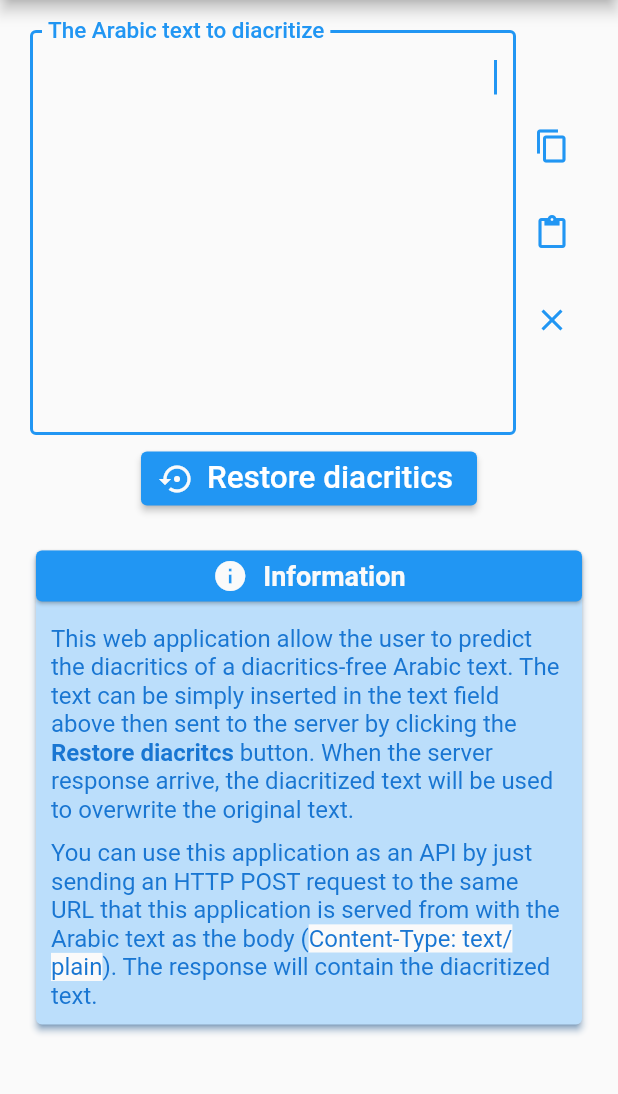
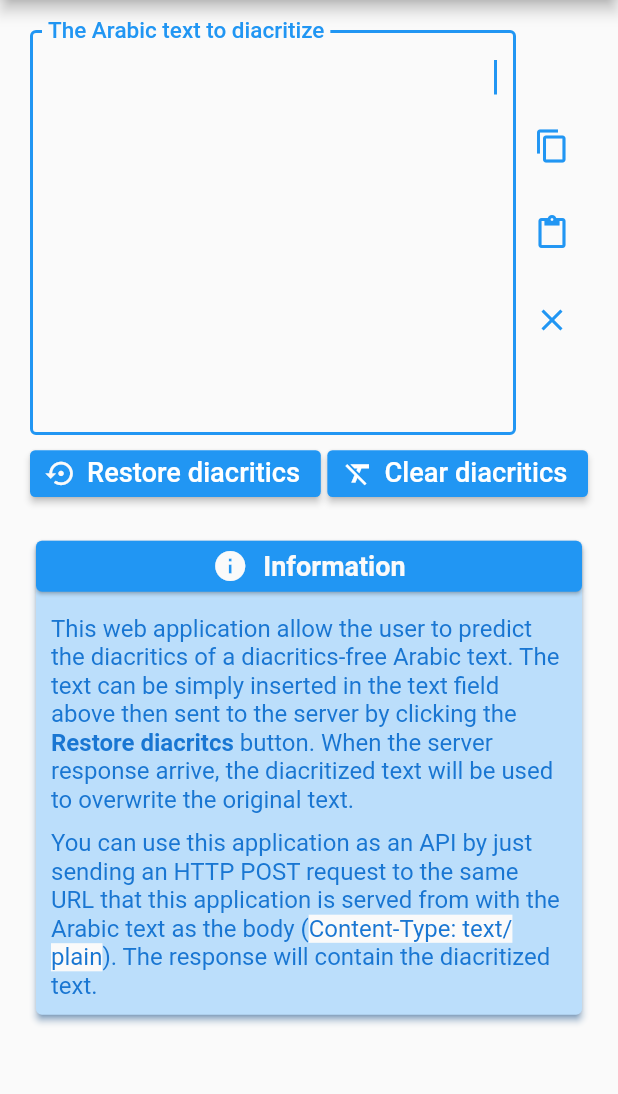
Before and after one commit to Hamza5/multilevel-diacritizer, a Flutter app: the screen it shows after launch, on a phone screen of 412 x 824 dp, the part 84-1178 px from its top. Run offline on Flutter 3.47's test engine with Material 2 defaults, Android fonts, the light colour scheme and no system bars; missing offline and left inert: clipboard, dartarabic.

Commit message:
Added diacritics clearing and hover animations.

```diff
--- a/multilevel_diacritizer_ui/lib/main.dart
+++ b/multilevel_diacritizer_ui/lib/main.dart
@@ -3,6 +3,7 @@ import 'dart:math';
 import 'package:flutter/material.dart';
 import 'package:http/http.dart' as http;
 import 'package:clipboard/clipboard.dart';
+import 'package:dartarabic/dartarabic.dart';
 
 
 void main() {
@@ -58,6 +59,7 @@ class _DiacritizationFormState extends State<DiacritizationForm> {
   final TextEditingController _textEditingController = TextEditingController();
   bool _enableSubmit = true;
   double _angle = 0;
+  Offset _slideOffset = Offset.zero;
 
   Future<void> submit() async {
     setState(() {
@@ -89,6 +91,10 @@ class _DiacritizationFormState extends State<DiacritizationForm> {
       _showSnackBar(finalMessage, finalIcon, finalColor);
     }
   }
+
+  void clearDiacritics() => setState(
+      () => _textEditingController.text = DartArabic.stripTashkeel(_textEditingController.text)
+  );
 
   void _showSnackBar(String text, IconData iconData, Color background,
       {Duration duration = const Duration(seconds: 4)}) {
@@ -213,14 +219,14 @@ class _DiacritizationFormState extends State<DiacritizationForm> {
               ),
             ],
           ),
-          SizedBox(
-            height: 5,
-          ),
+          const SizedBox(height: 5),
           FittedBox(
             fit: BoxFit.scaleDown,
-            child: ElevatedButton.icon(
+            child: Row(
+              children: [
+                ElevatedButton.icon(
                   onPressed: _enableSubmit ? submit : null,
-              label: Text(
+                  label: const Text(
                     'Restore diacritics',
                     textScaleFactor: 1.5,
                   ),
@@ -229,7 +235,7 @@ class _DiacritizationFormState extends State<DiacritizationForm> {
                       Icons.settings_backup_restore,
                       color: Theme.of(context).scaffoldBackgroundColor,
                     ),
-                duration: Duration(milliseconds: 500),
+                    duration: const Duration(milliseconds: 500),
                     tween: Tween<double>(begin: 0, end: _angle),
                     builder: (BuildContext context, double angle, Widget? child) {
                       return Transform.rotate(
@@ -241,6 +247,22 @@ class _DiacritizationFormState extends State<DiacritizationForm> {
                       if (!_enableSubmit) _angle -= pi;
                     }),
                   ),
+                  onHover: (hovered) => setState(() => hovered ? _angle -= pi : null),
+                ),
+                const SizedBox(width: 5),
+                ElevatedButton.icon(
+                  onPressed: clearDiacritics,
+                  label: const Text('Clear diacritics', textScaleFactor: 1.5),
+                  icon: AnimatedSlide(
+                    offset: _slideOffset,
+                    duration: const Duration(milliseconds: 250),
+                    child: const Icon(Icons.format_clear),
+                    curve: Curves.ease,
+                    onEnd: () => setState(() => _slideOffset = Offset.zero),
+                  ),
+                  onHover: (hovered) => setState(() => hovered ? _slideOffset = Offset.fromDirection(0, 0.25) : null),
+                )
+              ],
             ),
           ),
         ],
--- a/multilevel_diacritizer_ui/pubspec.yaml
+++ b/multilevel_diacritizer_ui/pubspec.yaml
@@ -30,6 +30,7 @@ dependencies:
   cupertino_icons: ^1.0.0
   http: ^0.13.1
   clipboard: ^0.1.3
+  dartarabic: any
 
 dev_dependencies:
   flutter_test:
```
Also changed, not shown: multilevel_diacritizer_ui/pubspec.lock. Lines whose indentation alone changed are shown as unchanged.
